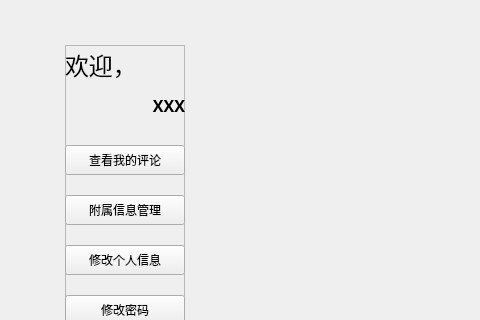
The window that GUI/UserPartUI.ui (ljcleo/DBProj) describes before a commit, drawn with Qt 5; both pictures show x 0 to 480 and y 105 to 425 of the 960 by 640 pixel window.
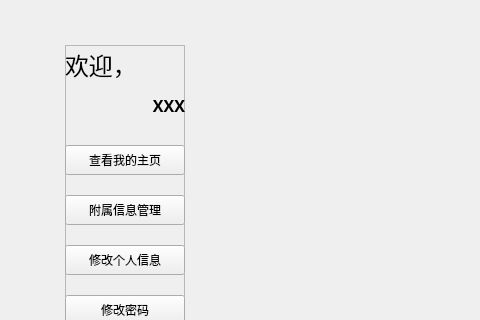
The same window after the commit.

```diff
--- a/GUI/UserPartUI.ui
+++ b/GUI/UserPartUI.ui
@@ -176,7 +176,7 @@
      </rect>
     </property>
     <property name="text">
-     <string>查看我的评论</string>
+     <string>查看我的主页</string>
     </property>
     <property name="autoDefault">
      <bool>false</bool>
```
